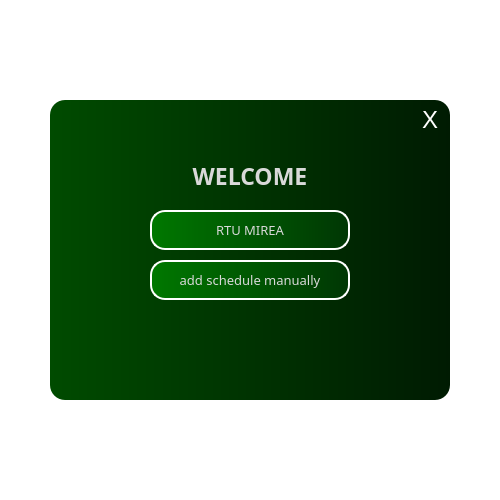
First picture: the form in Form1.ui, repository KuzMG/Notes-for-students, before the edit.
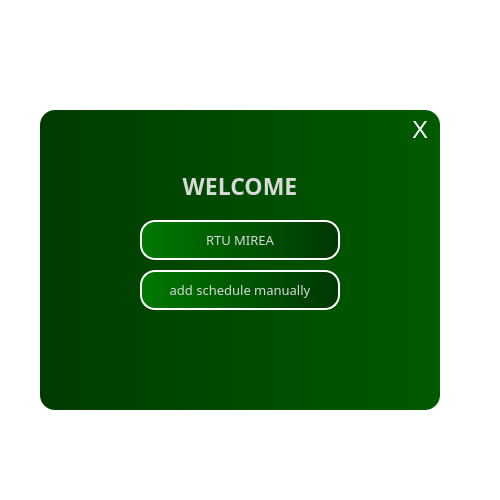
Second picture: the form after the edit.

Commit message: adding two windows

```diff
--- a/Form1.ui
+++ b/Form1.ui
@@ -25,8 +25,8 @@
   <widget class="QFrame" name="frame">
    <property name="geometry">
     <rect>
-     <x>50</x>
-     <y>100</y>
+     <x>40</x>
+     <y>110</y>
      <width>400</width>
      <height>300</height>
     </rect>
@@ -41,7 +41,7 @@
     <bool>false</bool>
    </property>
    <property name="styleSheet">
-    <string notr="true">background-color: qlineargradient(spread:pad, x1:0, y1:0, x2:1, y2:0, stop:0 rgba(0, 75, 0, 255), stop:1 rgba(0, 27, 2, 255));
+    <string notr="true">background-color: qlineargradient(spread:pad, x1:0, y1:0, x2:1, y2:0, stop:0 rgba(0, 60, 0, 255), stop:1 rgba(0, 90, 0, 255));
 border-radius: 15px;
 </string>
    </property>
@@ -216,7 +216,7 @@
      <string>RTU MIREA</string>
     </property>
    </widget>
-   <widget class="QPushButton" name="addManualyButton">
+   <widget class="QPushButton" name="addManuallyButton">
     <property name="geometry">
      <rect>
       <x>100</x>
@@ -244,13 +244,13 @@
      <bool>false</bool>
     </property>
     <property name="styleSheet">
-     <string notr="true">#addManualyButton{
+     <string notr="true">#addManuallyButton{
 background-color:qlineargradient(spread:pad, x1:0, y1:0, x2:1, y2:0, stop:0 rgba(0, 120, 0, 255), stop:1 rgba(0, 54, 4, 255));
 border-radius: 15;
 color: rgb(217, 217, 217);
 border: 2px solid rgb(255, 255, 255);
 }
-#addManualyButton:hover
+#addManuallyButton:hover
 {
 background-color:qlineargradient(spread:pad, x1:0, y1:0, x2:1, y2:0, stop:0 rgba(0, 120, 0, 255), stop:1 rgba(0, 54, 4, 255));
 border-radius: 15;
@@ -258,16 +258,12 @@
 color: rgb(0, 0, 0);
 border: 1px solid rgb(255, 255, 255);
 }
-#addManualyButton:pressed
+#addManuallyButton:pressed
 {
 background-color:qlineargradient(spread:pad, x1:0, y1:0, x2:1, y2:0, stop:0  rgba(0, 54, 4, 255), stop:1 rgba(0, 120, 0, 255));
 border-radius: 15;
 color: rgb(0, 0, 0);
 border: 1px solid rgb(255, 255, 255);
-min-width:  100px;
-max-width:  100px;
-min-height: 35px;
-max-height: 35px;
 }</string>
     </property>
     <property name="text">
```
The commit also changes 5 other files.
